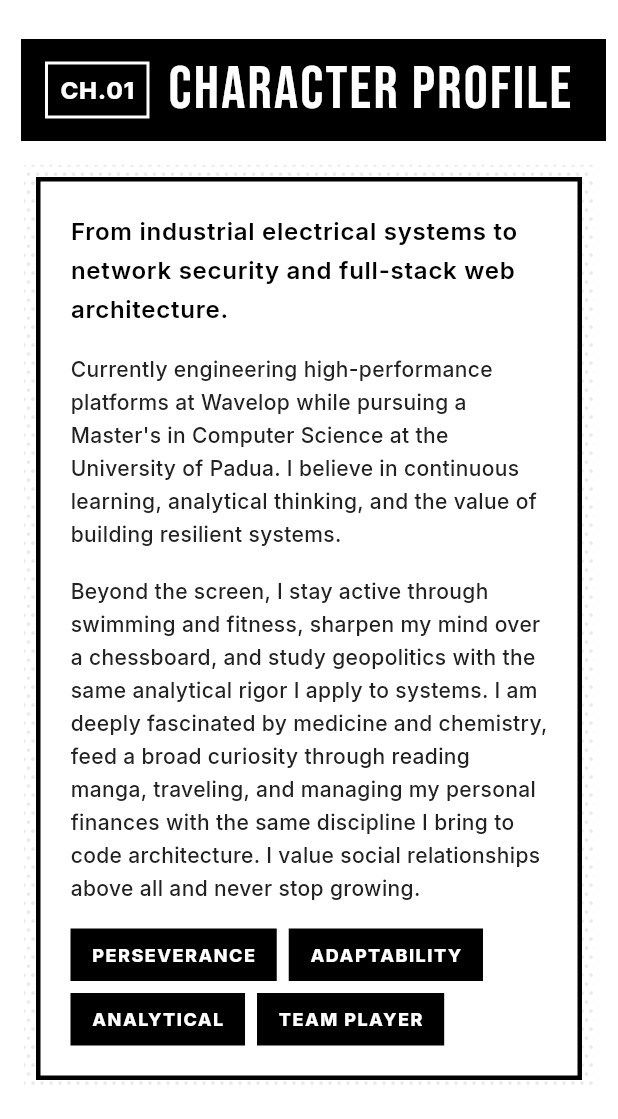
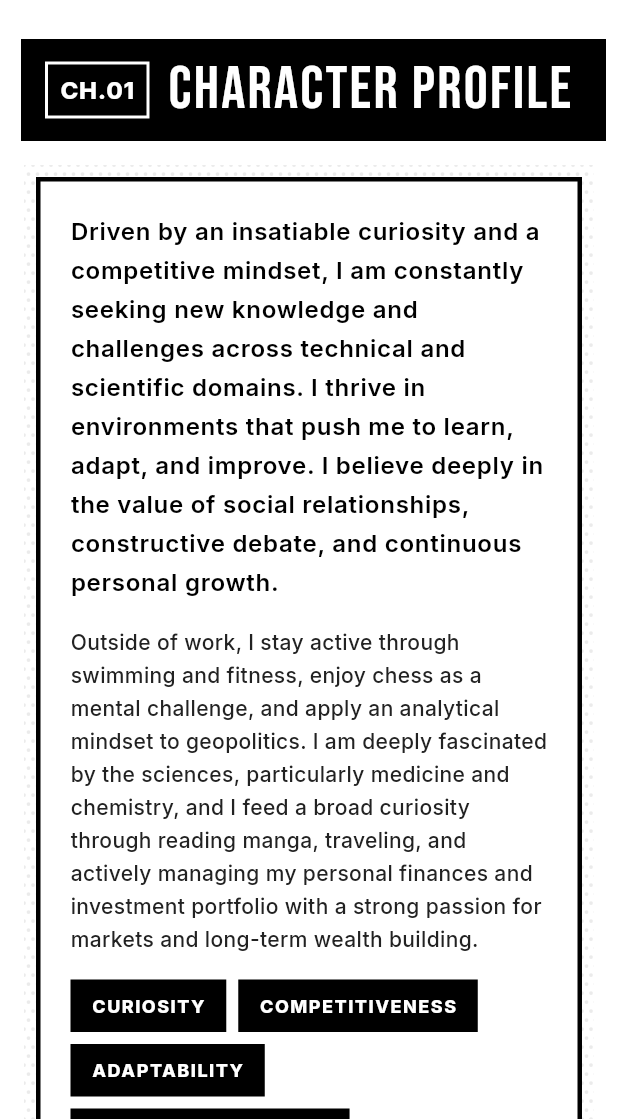
Before and after one commit to Perruzz/Perruzz, a Flutter app: the screen it shows after launch, scrolled down 576 dp, on a phone screen of 412 x 824 dp, the part 117-1236 px from its top. Run offline on Flutter 3.47's test engine with Material 3 defaults, Android fonts, the phone set to English and light mode, and no system bars; our stand-ins replace google_fonts, visibility_detector.

Commit message:
Update portfolio from CV: refresh About text and badges, add missing skills, include portfolio link in Education, add CV download in Contact
Co-Authored-By: Claude Opus 4.7 <noreply@anthropic.com>

```diff
--- a/lib/sections/about_section.dart
+++ b/lib/sections/about_section.dart
@@ -27,19 +27,14 @@ class AboutSection extends StatelessWidget {
                 crossAxisAlignment: CrossAxisAlignment.start,
                 children: [
                   Text(
-                    'From industrial electrical systems to network security and full-stack web architecture.',
+                    'Driven by an insatiable curiosity and a competitive mindset, I am constantly seeking new knowledge and challenges across technical and scientific domains. I thrive in environments that push me to learn, adapt, and improve. I believe deeply in the value of social relationships, constructive debate, and continuous personal growth.',
                     style: Theme.of(context).textTheme.bodyLarge?.copyWith(
                       fontWeight: FontWeight.w600,
                     ),
                   ),
                   const SizedBox(height: 16),
                   Text(
-                    'Currently engineering high-performance platforms at Wavelop while pursuing a Master\'s in Computer Science at the University of Padua. I believe in continuous learning, analytical thinking, and the value of building resilient systems.',
-                    style: Theme.of(context).textTheme.bodyMedium,
-                  ),
-                  const SizedBox(height: 16),
-                  Text(
-                    'Beyond the screen, I stay active through swimming and fitness, sharpen my mind over a chessboard, and study geopolitics with the same analytical rigor I apply to systems. I am deeply fascinated by medicine and chemistry, feed a broad curiosity through reading manga, traveling, and managing my personal finances with the same discipline I bring to code architecture. I value social relationships above all and never stop growing.',
+                    'Outside of work, I stay active through swimming and fitness, enjoy chess as a mental challenge, and apply an analytical mindset to geopolitics. I am deeply fascinated by the sciences, particularly medicine and chemistry, and I feed a broad curiosity through reading manga, traveling, and actively managing my personal finances and investment portfolio with a strong passion for markets and long-term wealth building.',
                     style: Theme.of(context).textTheme.bodyMedium,
                   ),
                   const SizedBox(height: 16),
@@ -47,10 +42,12 @@ class AboutSection extends StatelessWidget {
                     spacing: 8,
                     runSpacing: 8,
                     children: [
-                      _buildTraitBadge('PERSEVERANCE'),
+                      _buildTraitBadge('CURIOSITY'),
+                      _buildTraitBadge('COMPETITIVENESS'),
                       _buildTraitBadge('ADAPTABILITY'),
+                      _buildTraitBadge('CONTINUOUS GROWTH'),
+                      _buildTraitBadge('SOCIAL RELATIONSHIPS'),
                       _buildTraitBadge('ANALYTICAL'),
-                      _buildTraitBadge('TEAM PLAYER'),
                     ],
                   ),
                 ],
```
Also changed, not shown: lib/sections/contact_section.dart (+35 -1 lines), lib/sections/education_section.dart (+25 -0 lines), lib/sections/skills_section.dart (+15 -9 lines), 2 other files.
